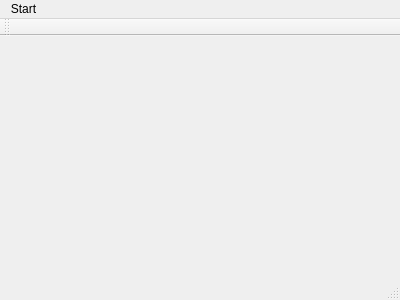
Qt form MarkNStats/src/gui/mainwindow.ui (PierreGuilbertF/MarkNStats) before a commit.
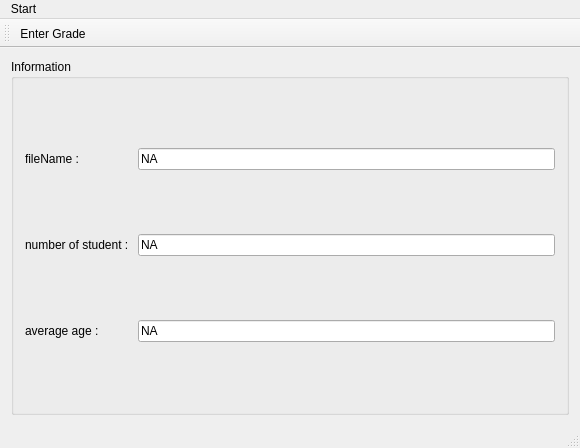
The same form after that commit.

Commit message: Add information groupBox to mainwindow

Patch:
```diff
--- a/MarkNStats/src/gui/mainwindow.ui
+++ b/MarkNStats/src/gui/mainwindow.ui
@@ -6,21 +6,75 @@
    <rect>
     <x>0</x>
     <y>0</y>
-    <width>400</width>
-    <height>300</height>
+    <width>580</width>
+    <height>448</height>
    </rect>
   </property>
   <property name="windowTitle">
    <string>MainWindow</string>
   </property>
-  <widget class="QWidget" name="centralWidget"/>
+  <widget class="QWidget" name="centralWidget">
+   <layout class="QGridLayout" name="centralLayout">
+    <item row="0" column="1">
+     <widget class="QGroupBox" name="InformationGroupBox">
+      <property name="title">
+       <string>Information</string>
+      </property>
+      <layout class="QGridLayout" name="InformationGroupBoxLayout">
+       <item row="2" column="2">
+        <widget class="QLineEdit" name="averageAgeLineEdit">
+         <property name="text">
+          <string>NA</string>
+         </property>
+        </widget>
+       </item>
+       <item row="0" column="2">
+        <widget class="QLineEdit" name="fileNameLineEdit">
+         <property name="text">
+          <string>NA</string>
+         </property>
+        </widget>
+       </item>
+       <item row="2" column="0">
+        <widget class="QLabel" name="averageAgeLabel">
+         <property name="text">
+          <string>average age : </string>
+         </property>
+        </widget>
+       </item>
+       <item row="0" column="0">
+        <widget class="QLabel" name="fileNameLabel">
+         <property name="text">
+          <string>fileName : </string>
+         </property>
+        </widget>
+       </item>
+       <item row="1" column="0">
+        <widget class="QLabel" name="numberStudentLabel">
+         <property name="text">
+          <string>number of student : </string>
+         </property>
+        </widget>
+       </item>
+       <item row="1" column="2">
+        <widget class="QLineEdit" name="numberOfStudentLineEdit">
+         <property name="text">
+          <string>NA</string>
+         </property>
+        </widget>
+       </item>
+      </layout>
+     </widget>
+    </item>
+   </layout>
+  </widget>
   <widget class="QMenuBar" name="menuBar">
    <property name="geometry">
     <rect>
      <x>0</x>
      <y>0</y>
-     <width>400</width>
-     <height>21</height>
+     <width>580</width>
+     <height>20</height>
     </rect>
    </property>
    <widget class="QMenu" name="menuStart">
@@ -39,6 +93,7 @@
    <attribute name="toolBarBreak">
     <bool>false</bool>
    </attribute>
+   <addaction name="actionEnterGrade"/>
   </widget>
   <widget class="QStatusBar" name="statusBar"/>
   <action name="actionOpen">
@@ -57,6 +112,14 @@
     <string>save file</string>
    </property>
   </action>
+  <action name="actionEnterGrade">
+   <property name="checkable">
+    <bool>false</bool>
+   </property>
+   <property name="text">
+    <string>Enter Grade</string>
+   </property>
+  </action>
  </widget>
  <layoutdefault spacing="6" margin="11"/>
  <resources/>
```
The commit also changes 2 other files.
